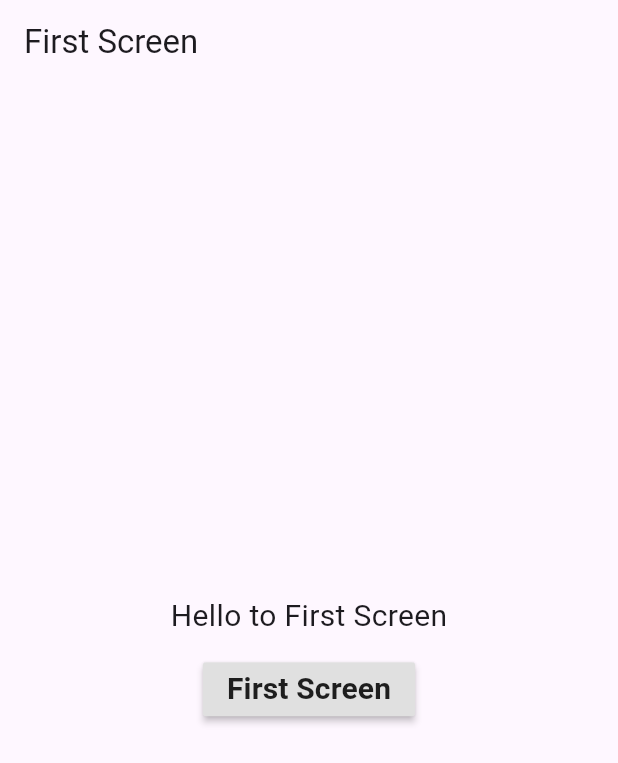
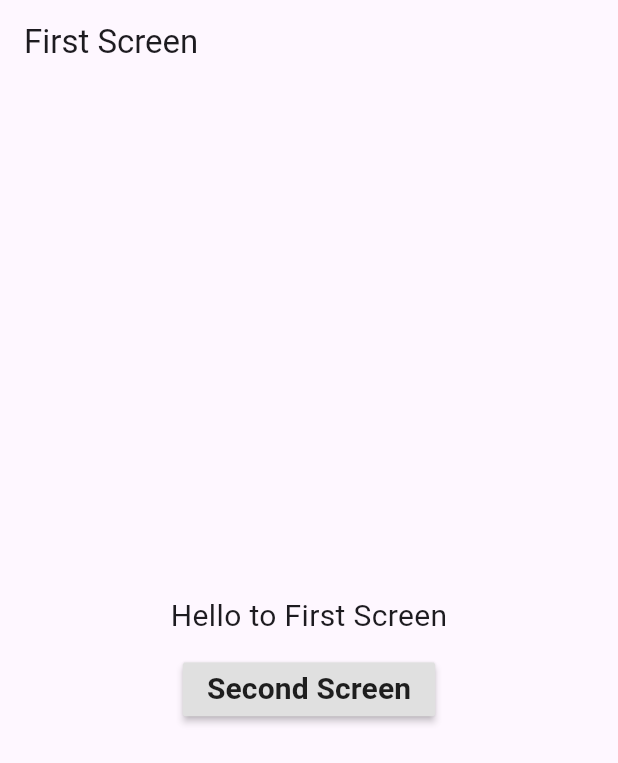
Before and after one commit to yogitakumar/navigation, a Flutter app: the screen it shows after launch, on a phone screen of 412 x 824 dp. Shown: the top 763 px of the screen. Run offline on Flutter 3.47's test engine with Material 3 defaults, Android fonts, the phone set to English and light mode, and no system bars.

Commit message:
correct button text on FirstScreen

```diff
--- a/lib/FirstScreen.dart
+++ b/lib/FirstScreen.dart
@@ -32,7 +32,7 @@ class _FirstScreenState extends State<FirstScreen> {
                   Navigator.pushNamed(context, '/secondScreen');
                   },
                 child: Text(
-                  "First Screen",
+                  "Second Screen",
                   style: TextStyle(
                       fontSize: 20,
                       fontWeight: FontWeight.bold
```
